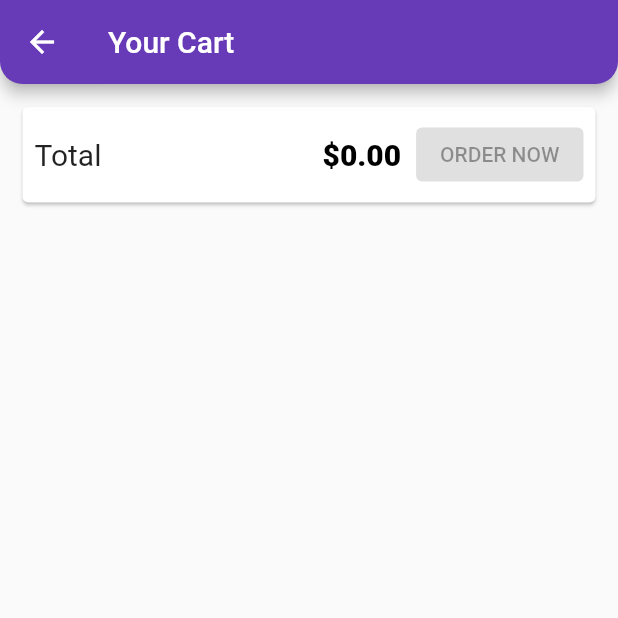
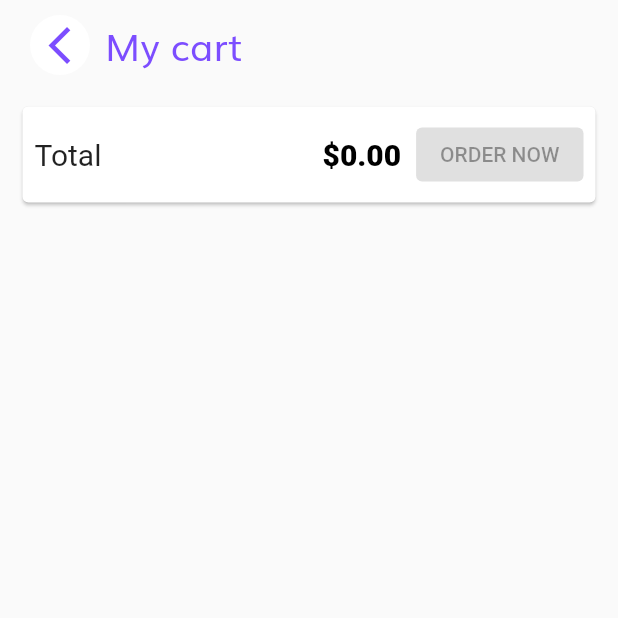
Before and after one commit to kishormahadikar/ShoppingApp--FullStack, a Flutter app: the CartScreen screen opened by its route, on a phone screen of 412 x 824 dp, the top half of it. Run offline on Flutter 3.47's test engine with Material 2 defaults, Android fonts, the phone set to English and light mode, and no system bars; our stand-ins replace firebase_auth, firebase_core, shared_preferences; accounts and stored records are empty; network calls fail; Roboto replaces fonts that are missing (Anton-Regular).

Commit message:
not my first commit

```diff
--- a/lib/providers/cart.dart
+++ b/lib/providers/cart.dart
@@ -5,12 +5,14 @@ class CartItem {
   final String title;
   final int quantity;
   final double price;
+  final String imageUrl;
 
   CartItem({
     @required this.id,
     @required this.title,
     @required this.quantity,
     @required this.price,
+    @required this.imageUrl,
   });
 }
 
@@ -37,12 +39,14 @@ class Cart with ChangeNotifier {
     String productId,
     double price,
     String title,
+    String imageUrl
   ) {
     if (_items.containsKey(productId)) {
       // change quantity...
       _items.update(
         productId,
         (existingCartItem) => CartItem(
+          imageUrl: existingCartItem.imageUrl,
               id: existingCartItem.id,
               title: existingCartItem.title,
               price: existingCartItem.price,
@@ -53,6 +57,7 @@ class Cart with ChangeNotifier {
       _items.putIfAbsent(
         productId,
         () => CartItem(
+          imageUrl: imageUrl,
               id: DateTime.now().toString(),
               title: title,
               price: price,
@@ -76,6 +81,7 @@ class Cart with ChangeNotifier {
       _items.update(
           productId,
           (existingCartItem) => CartItem(
+            imageUrl: existingCartItem.imageUrl,
                 id: existingCartItem.id,
                 title: existingCartItem.title,
                 price: existingCartItem.price,
--- a/lib/screens/cart_screen.dart
+++ b/lib/screens/cart_screen.dart
@@ -1,27 +1,30 @@
 import 'package:flutter/material.dart';
 import 'package:provider/provider.dart';
-
+import 'package:shopapp/screens/custom__Cartbar.dart';
 import '../providers/cart.dart' show Cart;
 import '../widgets/cart_item.dart';
 import '../providers/orders.dart';
 
 class CartScreen extends StatelessWidget {
   static const routeName = '/cart';
-
+  final String pagenane = 'My cart';
   @override
   Widget build(BuildContext context) {
-
     final cart = Provider.of<Cart>(context);
     return Scaffold(
-      appBar: AppBar(
-        title: const Text('Your Cart'),
-        shape: const RoundedRectangleBorder(
-        borderRadius: BorderRadius.only(
-        bottomLeft: Radius.circular(15),
-        bottomRight: Radius.circular(15)
-      )
+      appBar: PreferredSize(
+        preferredSize: Size.fromHeight(AppBar().preferredSize.height),
+        child: CustomBar(pagename: pagenane,),
       ),
-      ),
+      //   AppBar(
+      //     title: const Text('Your Cart'),
+      //     shape: const RoundedRectangleBorder(
+      //     borderRadius: BorderRadius.only(
+      //     bottomLeft: Radius.circular(15),
+      //     bottomRight: Radius.circular(15)
+      //   )
+      // ),
+      //   ),
       body: Column(
         children: <Widget>[
           Card(
@@ -33,19 +36,22 @@ class CartScreen extends StatelessWidget {
                 children: <Widget>[
                   const Text(
                     'Total',
-                    style: TextStyle(fontSize: 20,
+                    style: TextStyle(
+                      fontSize: 20,
                     ),
                   ),
-                  Spacer(),Text(
+                  Spacer(),
+                  Text(
                     '\$${cart.totalAmount.toStringAsFixed(2)}',
                     style: const TextStyle(
                         color: Colors.black,
                         fontWeight: FontWeight.w900,
-                        fontSize: 20
-                      ),
+                        fontSize: 20),
                   ),
                   // backgroundColor: Theme.of(context).primaryColor,
-                 const SizedBox(width: 10,),
+                  const SizedBox(
+                    width: 10,
+                  ),
                   OrderButton(cart: cart)
                 ],
               ),
@@ -61,6 +67,7 @@ class CartScreen extends StatelessWidget {
                 cart.items.values.toList()[i].price,
                 cart.items.values.toList()[i].quantity,
                 cart.items.values.toList()[i].title,
+                cart.items.values.toList()[i].imageUrl,
               ),
             ),
           )
--- /dev/null
+++ b/lib/screens/custom__Cartbar.dart
@@ -0,0 +1,78 @@
+import 'dart:ui';
+
+import 'package:flutter/material.dart';
+import '../../../constants.dart';
+import '../../../../size_config.dart';
+
+class CustomBar extends StatelessWidget {
+   String pagename;
+
+  CustomBar({
+    @required this.pagename});
+
+  @override
+  // AppBar().preferredSize.height provide us the height that appy on our app bar
+  Size get preferredSize => Size.fromHeight(AppBar().preferredSize.height);
+
+  @override
+  Widget build(BuildContext context) {
+    return SafeArea(
+      child: Padding(
+        padding: const EdgeInsets.symmetric(
+          horizontal: 20,
+        ), //c),
+        child: Column(
+          children: [
+            const SizedBox(
+              height: 10,
+            ),
+            Row(
+              children: [
+                SizedBox(
+                  height: 40, //c,
+                  width: 40, //c40,
+                  child: TextButton(
+                    style: TextButton.styleFrom(
+                      shape: RoundedRectangleBorder(
+                        borderRadius: BorderRadius.circular(60),
+                      ),
+                      primary: kPrimaryColor,
+                      backgroundColor: Colors.white,
+                      padding: EdgeInsets.zero,
+                    ),
+                    onPressed: () => Navigator.pop(context),
+                    child: const Icon(
+                      Icons.arrow_back_ios_sharp,
+                      color: Colors.deepPurpleAccent,
+                      size: 30,
+                    ),
+                  ),
+                ),
+                Container(
+                  padding: EdgeInsets.only(left: 10),
+                  child: Text(pagename,
+                  style:const TextStyle(
+                    color: Colors.deepPurpleAccent,
+                    fontSize: 25,
+                    fontFamily: 'Muli',
+                  ),
+                  ),
+                )
+                // Container(
+                //   padding:
+                //       const EdgeInsets.symmetric(horizontal: 1, vertical: 1),
+                //   decoration: BoxDecoration(
+                //     color: Colors.white,
+                //     borderRadius: BorderRadius.circular(14),
+                //   ),
+                //   child: SizedBox(height: 29, child: Text(pagename)),
+                // )
+              ],
+            ),
+            //SizedBox(height: 10,)
+          ],
+        ),
+      ),
+    );
+  }
+}
--- a/lib/screens/details/details_screen.dart
+++ b/lib/screens/details/details_screen.dart
@@ -56,7 +56,7 @@ class DetailsScreen extends StatelessWidget {
           text: "Add To Cart",
           color: Colors.deepPurple,
           press: (() {
-            cartData.addItem(args.id, args.price, args.title);
+            cartData.addItem(args.id, args.price, args.title,args.imageUrl);
           }),
         ),
       ),
--- a/lib/screens/product_detail_screen.dart
+++ b/lib/screens/product_detail_screen.dart
@@ -74,7 +74,7 @@ class ProductDetailScreen extends StatelessWidget {
 
                         onPressed: (() {
                           cartData.addItem(
-                              loadedProd.id, loadedProd.price, loadedProd.title);
+                              loadedProd.id, loadedProd.price, loadedProd.title,loadedProd.imageUrl);
                         }),
                         style: ButtonStyle(
                             shape: MaterialStateProperty.all<
@@ -120,7 +120,7 @@ class ProductDetailScreen extends StatelessWidget {
         floatingActionButton: FloatingActionButton(
           backgroundColor: Colors.black87,
           onPressed: (() {
-            cartData.addItem(loadedProd.id, loadedProd.price, loadedProd.title);
+            cartData.addItem(loadedProd.id, loadedProd.price, loadedProd.title,loadedProd.imageUrl);
           }),
           child: const Icon(Icons.shopping_cart_checkout_rounded),
         ));
--- a/lib/widgets/product_item.dart
+++ b/lib/widgets/product_item.dart
@@ -51,7 +51,7 @@ class ProductItem extends StatelessWidget {
               color: Colors.blue,
             ),
             onPressed: () {
-              cart.addItem(product.id, product.price, product.title);
+              cart.addItem(product.id, product.price, product.title,product.imageUrl);
               ScaffoldMessenger.of(context).hideCurrentSnackBar();
               ScaffoldMessenger.of(context).showSnackBar(
                 SnackBar(
```
Also changed, not shown: lib/widgets/cart_item.dart (+3 -9 lines). Lines whose indentation alone changed are shown as unchanged.
